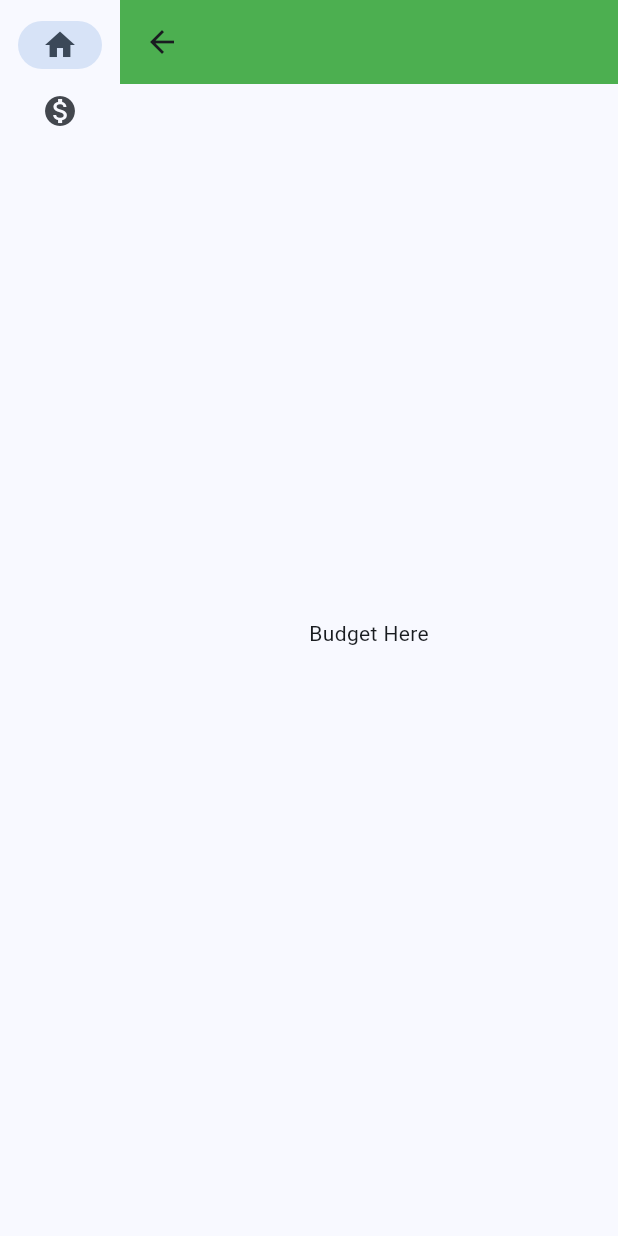
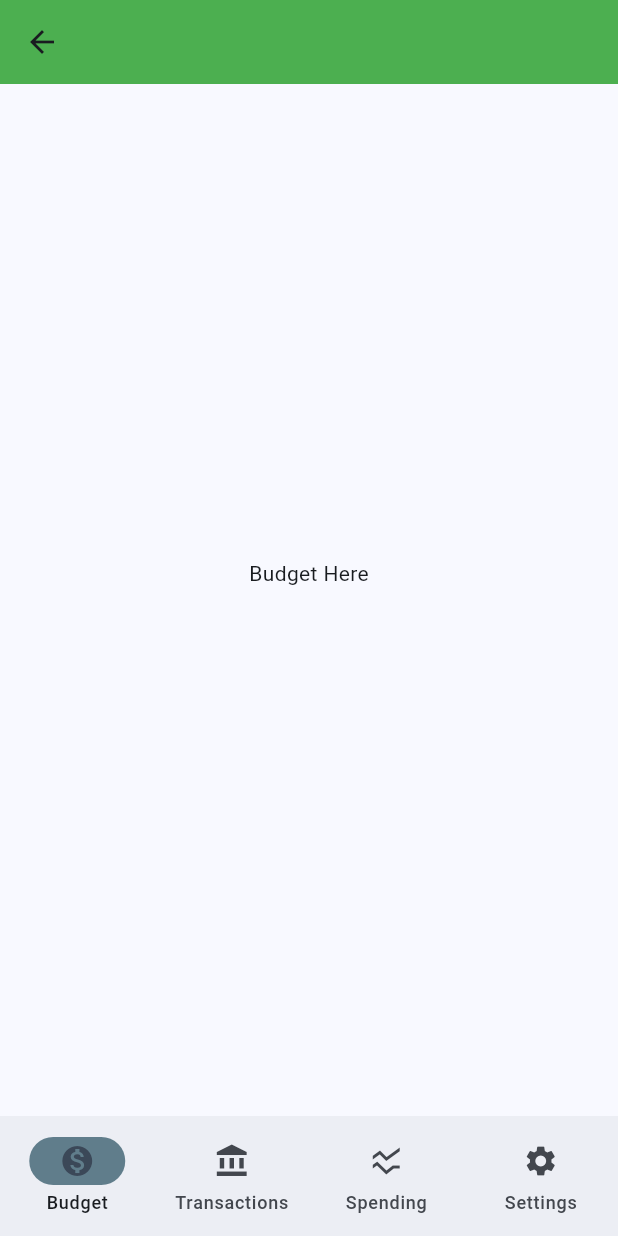
Before and after one commit to SP26GroupAGJ/SP26RedBudgetApp, a Flutter app: the HomePage screen opened by its route, on a phone screen of 412 x 824 dp. Run offline on Flutter 3.47's test engine with Material 3 defaults, Android fonts, the phone set to English and light mode, and no system bars.

Commit message:
changed homepage to bottom navigation bar

```diff
--- a/budget_app/lib/create_acct_page.dart
+++ b/budget_app/lib/create_acct_page.dart
@@ -20,9 +20,9 @@ class CreateAcctPage extends StatelessWidget {
             ),
             ElevatedButton(
                 onPressed: () {
-                  Navigator.pushNamed(context, '/login');
+                  Navigator.pop(context);
                 },
-                child: Text("Back To Login"))
+                child: Text("Add New Account"))
           ],
         ),
       ),
--- a/budget_app/lib/home_page.dart
+++ b/budget_app/lib/home_page.dart
@@ -1,4 +1,6 @@
 import 'package:budget_app/budget_page.dart';
+import 'package:budget_app/settings_page.dart';
+import 'package:budget_app/spending_page.dart';
 import 'package:budget_app/transactions_page.dart';
 import 'package:flutter/material.dart';
 
@@ -19,23 +21,63 @@ class _HomePage extends State<HomePage> {
       case 1:
         page = TransactionsPage();
         break;
+      case 2:
+        page = SpendingPage();
+        break;
+      case 3:
+        page = SettingsPage();
+        break;
       default:
         throw UnimplementedError('no widget for $selectedIndex');
     }
     return Scaffold(
-      body: Row(
-        children: [
-          SafeArea(
-            child: NavigationRail(
+      bottomNavigationBar: NavigationBar(
+        onDestinationSelected: (int index) {
+          setState(() {
+            selectedIndex = index;
+          });
+        },
+        indicatorColor: Colors.blueGrey,
+        selectedIndex: selectedIndex,
+        destinations: const <Widget>[
+          NavigationDestination(
+              icon: Icon(Icons.monetization_on), label: 'Budget'),
+          NavigationDestination(
+              icon: Icon(Icons.account_balance), label: 'Transactions'),
+          NavigationDestination(
+              icon: Icon(Icons.ssid_chart), label: 'Spending'),
+          NavigationDestination(icon: Icon(Icons.settings), label: 'Settings'),
+        ],
+      ),
+      body: [
+        BudgetPage(),
+        TransactionsPage(),
+        SpendingPage(),
+        SettingsPage()
+      ][selectedIndex],
+    );
+  }
+}
+
+/*
+NavigationRail(
         extended: false,
         destinations: [
           NavigationRailDestination(
-                  icon: Icon(Icons.home),
-                  label: Text('Home'),
+            icon: Icon(Icons.monetization_on),
+            label: Text('Budget'),
           ),
           NavigationRailDestination(
-                  icon: Icon(Icons.monetization_on),
-                  label: Text('Test1'),
+            icon: Icon(Icons.account_balance),
+            label: Text('Transactions'),
+          ),
+          NavigationRailDestination(
+            icon: Icon(Icons.ssid_chart),
+            label: Text('Spending'),
+          ),
+          NavigationRailDestination(
+            icon: Icon(Icons.settings),
+            label: Text('Settings'),
           ),
         ],
         selectedIndex: selectedIndex,
@@ -45,15 +87,4 @@ class _HomePage extends State<HomePage> {
           });
         },
       ),
-          ),
-          Expanded(
-            child: Container(
-              color: Theme.of(context).colorScheme.primaryContainer,
-              child: page,
-            ),
-          ),
-        ],
-      ),
-    );
-  }
-}
+      */
--- a/budget_app/lib/login_page.dart
+++ b/budget_app/lib/login_page.dart
@@ -25,7 +25,7 @@ class LoginPage extends StatelessWidget {
                 child: Text("To Home Screen")),
             ElevatedButton(
                 onPressed: () {
-                  Navigator.pushNamed(context, '/login');
+                  Navigator.pushNamed(context, '/create_accnt');
                 },
                 child: Text("To Create Account")),
           ],
```
Lines whose indentation alone changed are shown as unchanged.
